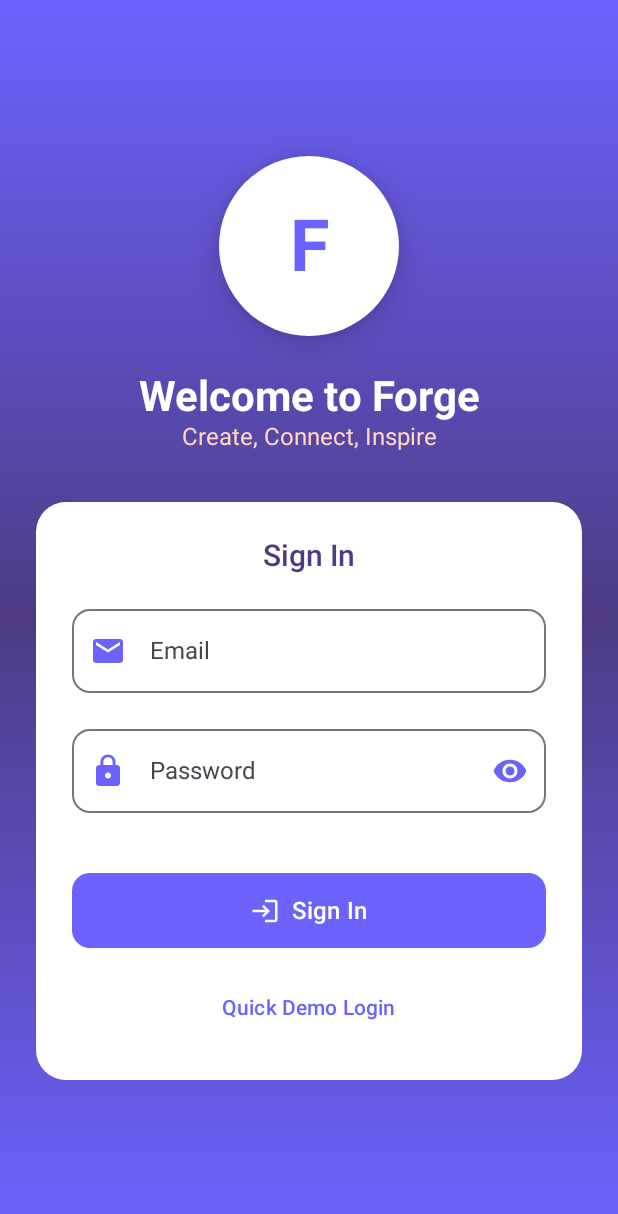
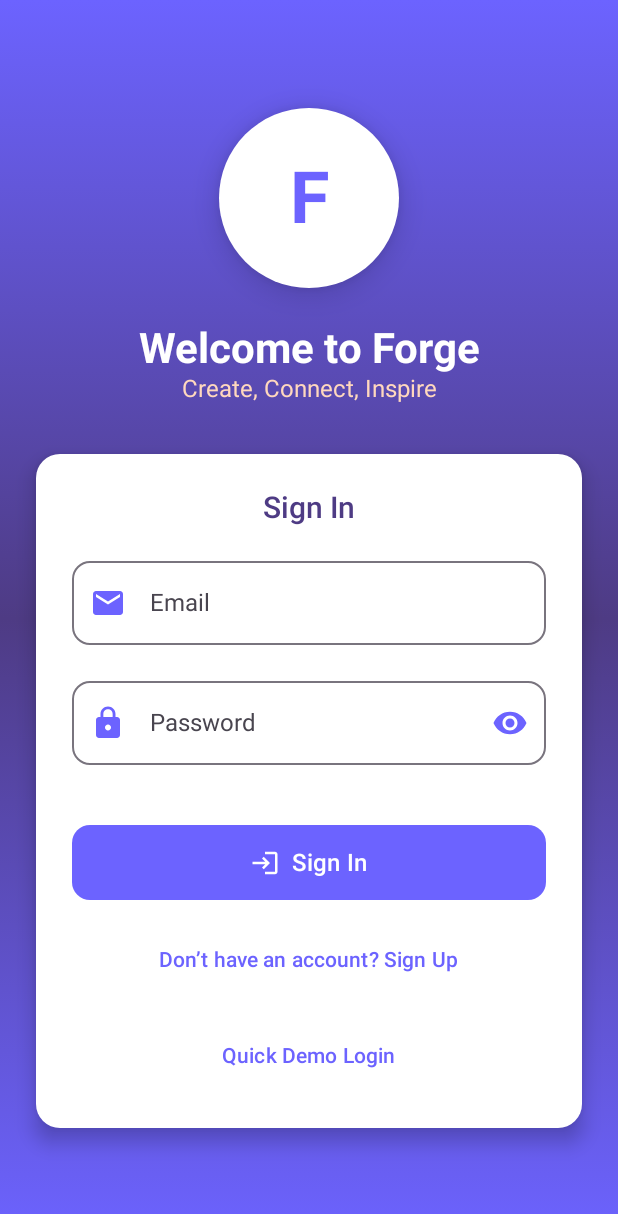
Before and after one commit to shwetamishra21/Article, an Android app built with Jetpack Compose: the screen it shows after launch (MainActivity), on a phone screen of 412 x 824 dp. Shown: the top 1214 px of the screen. Run offline under Robolectric (Android 15) with nearby library versions, the phone set to English and light mode, and no system bars; our stand-ins replace Firebase (no records; nobody signed in at launch, a user with empty details on screens opened directly).

Commit message:
fourth COMMIT

```diff
--- a/app/src/main/java/com/example/article/LoginScreen.kt
+++ b/app/src/main/java/com/example/article/LoginScreen.kt
@@ -1,18 +1,20 @@
 package com.example.article
 
-import androidx.compose.foundation.*
+import android.widget.Toast
+import androidx.compose.foundation.background
 import androidx.compose.foundation.layout.*
 import androidx.compose.foundation.shape.RoundedCornerShape
 import androidx.compose.foundation.text.KeyboardOptions
-import androidx.compose.material3.*
 import androidx.compose.material.icons.Icons
 import androidx.compose.material.icons.filled.*
+import androidx.compose.material3.*
 import androidx.compose.runtime.*
 import androidx.compose.ui.Alignment
 import androidx.compose.ui.Modifier
 import androidx.compose.ui.draw.clip
 import androidx.compose.ui.graphics.Brush
 import androidx.compose.ui.graphics.Color
+import androidx.compose.ui.platform.LocalContext
 import androidx.compose.ui.text.font.FontWeight
 import androidx.compose.ui.text.input.KeyboardType
 import androidx.compose.ui.text.input.PasswordVisualTransformation
@@ -21,18 +23,53 @@ import androidx.compose.ui.text.style.TextAlign
 import androidx.compose.ui.unit.dp
 import androidx.compose.ui.unit.sp
 import com.example.article.ui.theme.*
+import com.google.firebase.auth.FirebaseAuth
 
 @OptIn(ExperimentalMaterial3Api::class)
 @Composable
-fun LoginScreen(onLogin: (String) -> Unit) {
+fun LoginScreen(onLoginSuccess: (String) -> Unit) {
     var email by remember { mutableStateOf("") }
     var password by remember { mutableStateOf("") }
     var isPasswordVisible by remember { mutableStateOf(false) }
+    var isSignUpMode by remember { mutableStateOf(false) }
     var showError by remember { mutableStateOf(false) }
+    val context = LocalContext.current
+    val auth = FirebaseAuth.getInstance()
 
     val backgroundGradient = Brush.verticalGradient(
         colors = listOf(RoyalViolet, DeepPlum, RoyalViolet)
     )
+
+    fun handleAuth() {
+        if (email.isBlank() || password.isBlank()) {
+            showError = true
+            return
+        }
+
+        if (isSignUpMode) {
+            // 🔹 Sign Up logic
+            auth.createUserWithEmailAndPassword(email, password)
+                .addOnCompleteListener { task ->
+                    if (task.isSuccessful) {
+                        Toast.makeText(context, "Account created!", Toast.LENGTH_SHORT).show()
+                        onLoginSuccess(email)
+                    } else {
+                        Toast.makeText(context, "Error: ${task.exception?.message}", Toast.LENGTH_LONG).show()
+                    }
+                }
+        } else {
+            // 🔹 Login logic
+            auth.signInWithEmailAndPassword(email, password)
+                .addOnCompleteListener { task ->
+                    if (task.isSuccessful) {
+                        Toast.makeText(context, "Welcome back!", Toast.LENGTH_SHORT).show()
+                        onLoginSuccess(email)
+                    } else {
+                        Toast.makeText(context, "Error: ${task.exception?.message}", Toast.LENGTH_LONG).show()
+                    }
+                }
+        }
+    }
 
     Box(
         modifier = Modifier
@@ -46,49 +83,34 @@ fun LoginScreen(onLogin: (String) -> Unit) {
             horizontalAlignment = Alignment.CenterHorizontally,
             verticalArrangement = Arrangement.Center
         ) {
-            // Logo Section
             Card(
                 modifier = Modifier.size(120.dp),
                 shape = RoundedCornerShape(60.dp),
                 colors = CardDefaults.cardColors(containerColor = BrightWhite),
                 elevation = CardDefaults.cardElevation(12.dp)
             ) {
-                Box(
-                    contentAlignment = Alignment.Center,
-                    modifier = Modifier.fillMaxSize()
-                ) {
-                    Text(
-                        text = "F",
-                        fontSize = 48.sp,
-                        fontWeight = FontWeight.Bold,
-                        color = RoyalViolet
-                    )
+                Box(contentAlignment = Alignment.Center, modifier = Modifier.fillMaxSize()) {
+                    Text("F", fontSize = 48.sp, fontWeight = FontWeight.Bold, color = RoyalViolet)
                 }
             }
 
             Spacer(modifier = Modifier.height(24.dp))
-
             Text(
-                text = "Welcome to Forge",
+                text = if (isSignUpMode) "Join Forge" else "Welcome to Forge",
                 fontSize = 28.sp,
                 fontWeight = FontWeight.Bold,
-                color = BrightWhite,
-                textAlign = TextAlign.Center
+                color = BrightWhite
+            )
+            Text(
+                text = if (isSignUpMode) "Create your account" else "Create, Connect, Inspire",
+                fontSize = 16.sp,
+                color = PeachGlow
             )
 
-            Text(
-                text = "Create, Connect, Inspire",
-                fontSize = 16.sp,
-                color = PeachGlow,
-                textAlign = TextAlign.Center,
-                modifier = Modifier.padding(bottom = 32.dp)
-            )
+            Spacer(modifier = Modifier.height(32.dp))
 
-            // Login Form
             Card(
-                modifier = Modifier
-                    .fillMaxWidth()
-                    .clip(RoundedCornerShape(20.dp)),
+                modifier = Modifier.fillMaxWidth(),
                 colors = CardDefaults.cardColors(containerColor = BrightWhite),
                 elevation = CardDefaults.cardElevation(8.dp)
             ) {
@@ -97,75 +119,43 @@ fun LoginScreen(onLogin: (String) -> Unit) {
                     verticalArrangement = Arrangement.spacedBy(16.dp)
                 ) {
                     Text(
-                        text = "Sign In",
+                        text = if (isSignUpMode) "Sign Up" else "Sign In",
                         fontSize = 20.sp,
                         fontWeight = FontWeight.SemiBold,
                         color = DeepPlum,
                         modifier = Modifier.align(Alignment.CenterHorizontally)
                     )
 
-                    // Email Field
                     OutlinedTextField(
                         value = email,
-                        onValueChange = {
-                            email = it
-                            showError = false
-                        },
+                        onValueChange = { email = it; showError = false },
                         label = { Text("Email") },
-                        leadingIcon = {
-                            Icon(
-                                Icons.Filled.Email,
-                                contentDescription = "Email",
-                                tint = RoyalViolet
-                            )
-                        },
+                        leadingIcon = { Icon(Icons.Filled.Email, contentDescription = null, tint = RoyalViolet) },
                         keyboardOptions = KeyboardOptions(keyboardType = KeyboardType.Email),
                         modifier = Modifier.fillMaxWidth(),
                         shape = RoundedCornerShape(12.dp),
-                        colors = OutlinedTextFieldDefaults.colors(
-                            focusedBorderColor = RoyalViolet,
-                            focusedLabelColor = RoyalViolet,
-                            cursorColor = RoyalViolet
-                        ),
                         singleLine = true,
                         isError = showError
                     )
 
-                    // Password Field
                     OutlinedTextField(
                         value = password,
-                        onValueChange = {
-                            password = it
-                            showError = false
-                        },
+                        onValueChange = { password = it; showError = false },
                         label = { Text("Password") },
-                        leadingIcon = {
-                            Icon(
-                                Icons.Filled.Lock,
-                                contentDescription = "Password",
-                                tint = RoyalViolet
-                            )
-                        },
+                        leadingIcon = { Icon(Icons.Filled.Lock, contentDescription = null, tint = RoyalViolet) },
                         trailingIcon = {
                             IconButton(onClick = { isPasswordVisible = !isPasswordVisible }) {
                                 Icon(
-                                    if (isPasswordVisible) Icons.Filled.VisibilityOff
-                                    else Icons.Filled.Visibility,
-                                    contentDescription = if (isPasswordVisible) "Hide password" else "Show password",
+                                    if (isPasswordVisible) Icons.Filled.VisibilityOff else Icons.Filled.Visibility,
+                                    contentDescription = null,
                                     tint = RoyalViolet
                                 )
                             }
                         },
-                        visualTransformation = if (isPasswordVisible) VisualTransformation.None
-                        else PasswordVisualTransformation(),
+                        visualTransformation = if (isPasswordVisible) VisualTransformation.None else PasswordVisualTransformation(),
                         keyboardOptions = KeyboardOptions(keyboardType = KeyboardType.Password),
                         modifier = Modifier.fillMaxWidth(),
                         shape = RoundedCornerShape(12.dp),
-                        colors = OutlinedTextFieldDefaults.colors(
-                            focusedBorderColor = RoyalViolet,
-                            focusedLabelColor = RoyalViolet,
-                            cursorColor = RoyalViolet
-                        ),
                         singleLine = true,
                         isError = showError
                     )
@@ -181,44 +171,44 @@ fun LoginScreen(onLogin: (String) -> Unit) {
 
                     Spacer(modifier = Modifier.height(8.dp))
 
-                    // Login Button
+                    // 🔹 Primary Auth Button
                     Button(
-                        onClick = {
-                            if (email.isNotBlank() && password.isNotBlank()) {
-                                onLogin(email)
-                            } else {
-                                showError = true
-                            }
-                        },
-                        modifier = Modifier
-                            .fillMaxWidth()
-                            .height(50.dp),
+                        onClick = { handleAuth() },
+                        modifier = Modifier.fillMaxWidth().height(50.dp),
                         colors = ButtonDefaults.buttonColors(containerColor = RoyalViolet),
                         shape = RoundedCornerShape(12.dp)
                     ) {
                         Icon(
-                            Icons.Filled.Login,
+                            if (isSignUpMode) Icons.Filled.PersonAdd else Icons.Filled.Login,
                             contentDescription = null,
                             modifier = Modifier.size(20.dp)
                         )
                         Spacer(modifier = Modifier.width(8.dp))
                         Text(
-                            "Sign In",
+                            if (isSignUpMode) "Sign Up" else "Sign In",
                             fontSize = 16.sp,
                             fontWeight = FontWeight.Medium
                         )
                     }
 
-                    // Quick Login Button
+                    // 🔹 Toggle Mode Button
                     TextButton(
-                        onClick = { onLogin("demo@forge.com") },
+                        onClick = { isSignUpMode = !isSignUpMode },
                         modifier = Modifier.align(Alignment.CenterHorizontally)
                     ) {
                         Text(
-                            "Quick Demo Login",
+                            if (isSignUpMode) "Already have an account? Sign In" else "Don’t have an account? Sign Up",
                             color = RoyalViolet,
                             fontSize = 14.sp
                         )
+                    }
+
+                    // 🔹 Quick Demo Login
+                    TextButton(
+                        onClick = { onLoginSuccess("demo@forge.com") },
+                        modifier = Modifier.align(Alignment.CenterHorizontally)
+                    ) {
+                        Text("Quick Demo Login", color = RoyalViolet, fontSize = 14.sp)
                     }
                 }
             }
--- a/app/src/main/java/com/example/article/MainActivity.kt
+++ b/app/src/main/java/com/example/article/MainActivity.kt
@@ -3,9 +3,8 @@ package com.example.article
 import android.os.Bundle
 import androidx.activity.ComponentActivity
 import androidx.activity.compose.setContent
-import androidx.compose.animation.core.*
-import androidx.compose.foundation.layout.*
-import androidx.compose.material3.*
+import androidx.compose.foundation.layout.padding
+import androidx.compose.material3.Scaffold
 import androidx.compose.runtime.*
 import androidx.compose.ui.Modifier
 import androidx.core.view.WindowCompat
@@ -14,12 +13,17 @@ import androidx.navigation.compose.composable
 import androidx.navigation.compose.rememberNavController
 import com.example.article.ui.theme.ForgeTheme
 import com.example.article.ui.theme.LavenderMist
+import com.google.firebase.FirebaseApp
+import com.google.firebase.auth.FirebaseAuth
 
 class MainActivity : ComponentActivity() {
     override fun onCreate(savedInstanceState: Bundle?) {
         super.onCreate(savedInstanceState)
 
-        // Enable edge-to-edge display
+
+        FirebaseApp.initializeApp(this)
+
+        // Edge-to-edge
         WindowCompat.setDecorFitsSystemWindows(window, false)
 
         setContent {
@@ -32,48 +36,45 @@ class MainActivity : ComponentActivity() {
 fun ForgeApp() {
     ForgeTheme {
         val navController = rememberNavController()
-        var isLoggedIn by remember { mutableStateOf(false) }
-        var username by remember { mutableStateOf("") }
+        var isLoggedIn by remember { mutableStateOf(FirebaseAuth.getInstance().currentUser != null) }
+        var username by remember { mutableStateOf(FirebaseAuth.getInstance().currentUser?.email ?: "") }
 
         if (!isLoggedIn) {
-            LoginScreen { email ->
-                isLoggedIn = true
-                username = email
-            }
+            LoginScreen(
+                onLoginSuccess = { email ->
+                    isLoggedIn = true
+                    username = email
+                }
+            )
         } else {
             Scaffold(
                 topBar = {
                     TopBar(
                         username = username,
                         onLogout = {
+                            FirebaseAuth.getInstance().signOut()
                             isLoggedIn = false
                             username = ""
                         }
                     )
                 },
                 bottomBar = { BottomBar(navController) },
-                containerColor = LavenderMist,
-                contentWindowInsets = WindowInsets(0)
+                containerColor = LavenderMist
             ) { innerPadding ->
                 NavHost(
                     navController = navController,
                     startDestination = "dashboard",
                     modifier = Modifier.padding(innerPadding)
                 ) {
-                    composable("dashboard") {
-                        HomeScreen()
-                    }
-                    composable("search") {
-                        SearchScreen()
-                    }
-                    composable("inbox") {
-                        InboxScreen()
-                    }
+                    composable("dashboard") { HomeScreen() }
+                    composable("search") { SearchScreen() }
+                    composable("inbox") { InboxScreen() }
                     composable("profile") {
                         ProfileScreen(
                             username = username,
                             onUsernameChange = { username = it },
                             onLogout = {
+                                FirebaseAuth.getInstance().signOut()
                                 isLoggedIn = false
                                 username = ""
                             }
--- a/settings.gradle.kts
+++ b/settings.gradle.kts
@@ -7,7 +7,7 @@ pluginManagement {
 }
 
 dependencyResolutionManagement {
-    repositoriesMode.set(RepositoriesMode.FAIL_ON_PROJECT_REPOS)
+    repositoriesMode.set(RepositoriesMode.PREFER_SETTINGS)
     repositories {
         google()
         mavenCentral()
```
Also changed, not shown: app/build.gradle.kts (+15 -63 lines), build.gradle.kts (+7 -3 lines), 1 other file.
